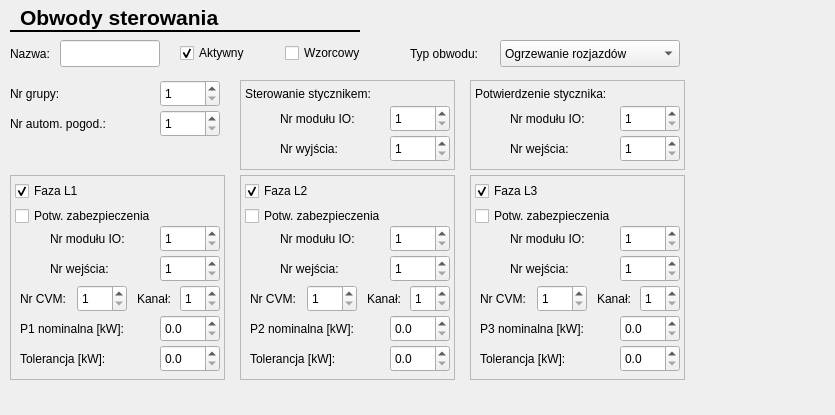
Above: CfgForms/ccircuitcfgform.ui from kaczmar55/koneor_v2 before the change. Below: the same form after it.
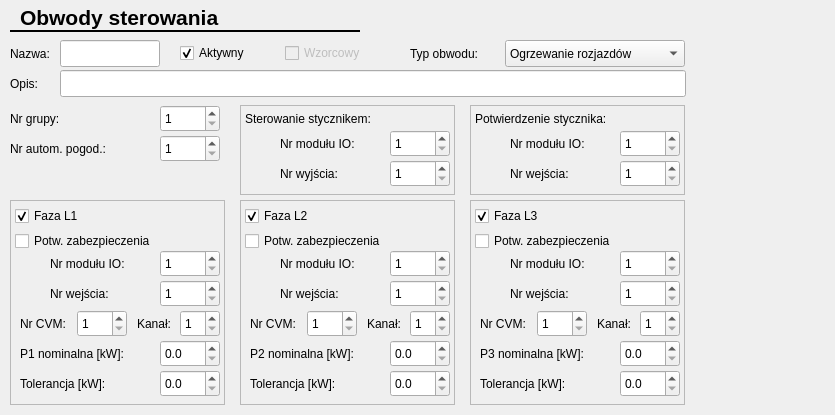
That is the form after the change.

The edit to the form file:
```diff
--- a/CfgForms/ccircuitcfgform.ui
+++ b/CfgForms/ccircuitcfgform.ui
@@ -60,7 +60,7 @@
    <property name="geometry">
     <rect>
      <x>240</x>
-     <y>80</y>
+     <y>105</y>
      <width>215</width>
      <height>90</height>
     </rect>
@@ -147,7 +147,7 @@
    <property name="geometry">
     <rect>
      <x>160</x>
-     <y>80</y>
+     <y>105</y>
      <width>60</width>
      <height>27</height>
     </rect>
@@ -163,7 +163,7 @@
    <property name="geometry">
     <rect>
      <x>160</x>
-     <y>110</y>
+     <y>135</y>
      <width>60</width>
      <height>27</height>
     </rect>
@@ -204,7 +204,7 @@
    <property name="geometry">
     <rect>
      <x>240</x>
-     <y>175</y>
+     <y>200</y>
      <width>215</width>
      <height>205</height>
     </rect>
@@ -435,7 +435,7 @@
    <property name="geometry">
     <rect>
      <x>10</x>
-     <y>115</y>
+     <y>140</y>
      <width>130</width>
      <height>17</height>
     </rect>
@@ -448,7 +448,7 @@
    <property name="geometry">
     <rect>
      <x>10</x>
-     <y>175</y>
+     <y>200</y>
      <width>215</width>
      <height>205</height>
     </rect>
@@ -679,7 +679,7 @@
    <property name="geometry">
     <rect>
      <x>10</x>
-     <y>85</y>
+     <y>110</y>
      <width>67</width>
      <height>17</height>
     </rect>
@@ -705,7 +705,7 @@
    <property name="geometry">
     <rect>
      <x>470</x>
-     <y>175</y>
+     <y>200</y>
      <width>215</width>
      <height>205</height>
     </rect>
@@ -933,6 +933,9 @@
    </widget>
   </widget>
   <widget class="QCheckBox" name="cirReferenceChk">
+   <property name="enabled">
+    <bool>false</bool>
+   </property>
    <property name="geometry">
     <rect>
      <x>285</x>
@@ -961,7 +964,7 @@
   <widget class="QComboBox" name="cirTypeCmb">
    <property name="geometry">
     <rect>
-     <x>500</x>
+     <x>505</x>
      <y>40</y>
      <width>180</width>
      <height>27</height>
@@ -1001,7 +1004,7 @@
    <property name="geometry">
     <rect>
      <x>470</x>
-     <y>80</y>
+     <y>105</y>
      <width>215</width>
      <height>90</height>
     </rect>
@@ -1084,6 +1087,32 @@
     </property>
    </widget>
   </widget>
+  <widget class="QLabel" name="label">
+   <property name="geometry">
+    <rect>
+     <x>10</x>
+     <y>75</y>
+     <width>40</width>
+     <height>17</height>
+    </rect>
+   </property>
+   <property name="text">
+    <string>Opis:</string>
+   </property>
+  </widget>
+  <widget class="QLineEdit" name="cirDescriptionEdit">
+   <property name="geometry">
+    <rect>
+     <x>60</x>
+     <y>70</y>
+     <width>626</width>
+     <height>27</height>
+    </rect>
+   </property>
+   <property name="maxLength">
+    <number>127</number>
+   </property>
+  </widget>
  </widget>
  <resources/>
  <connections/>
```
